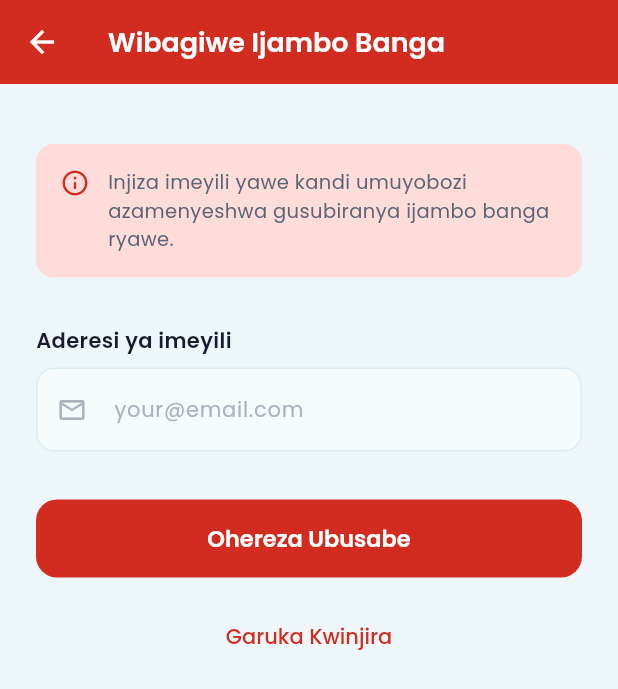
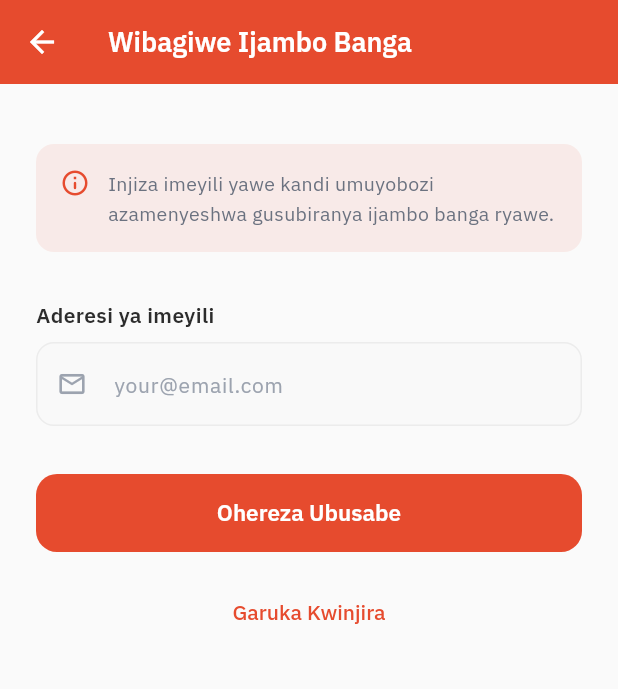
Before and after one commit to Nelkeasha/HIV-TB-Mobile, a Flutter app: the screen it shows after launch, after a tap on "FR", after a tap on "RW", after a tap on "Wibagiwe ijambo banga?", on a phone screen of 412 x 824 dp. Shown: the top 689 px of the screen. Run offline on Flutter 3.47's test engine with Material 3 defaults, Android fonts, the phone set to English and light mode, and no system bars; our stand-ins replace connectivity_plus, dio, firebase_core, firebase_messaging, fl_chart, flutter_local_notifications and 6 more; accounts and stored records are empty; network calls fail.

Commit message:
Apply DMC design system tokens to Flutter app

```diff
--- a/lib/core/constants/app_colors.dart
+++ b/lib/core/constants/app_colors.dart
@@ -1,56 +1,58 @@
 import 'package:flutter/material.dart';
 
 abstract class AppColors {
-  // Primary brand — DMC Red
-  static const Color primary = Color(0xFFD12C1F);
-  static const Color primaryDark = Color(0xFF8B1A11);
-  static const Color primaryLight = Color(0xFFF07068);
-  static const Color primaryContainer = Color(0xFFFDDCDA);
+  // Primary brand — DMC coral-orange
+  static const Color primary          = Color(0xFFE64B2E); // brand #E64B2E
+  static const Color primaryDark      = Color(0xFFC73E22); // brand-deep: hover/emphasis
+  static const Color brandBrown       = Color(0xFF9C3219); // brand-brown: gravitas/headings
+  static const Color primaryMid       = Color(0xFFC73E22); // alias for brand-deep
+  static const Color primaryLight     = Color(0xFFF07256); // brand-light: softer accent
+  static const Color primaryContainer = Color(0x17E64B2E); // brand-tint: rgba(230,75,46,0.09)
 
-  // Accent — Warm Coral
-  static const Color accent = Color(0xFFE29578);
-  static const Color accentLight = Color(0xFFFFDDD2);
+  // Accent
+  static const Color accent      = Color(0xFFF07256);
+  static const Color accentLight = Color(0x17E64B2E);
 
   // Backgrounds
-  static const Color background = Color(0xFFEDF6F9);
-  static const Color surface = Color(0xFFFFFFFF);
-  static const Color surfaceVariant = Color(0xFFF5FAFB);
-  static const Color divider = Color(0xFFDCECF0);
+  static const Color background     = Color(0xFFFAFAFA);
+  static const Color surface        = Color(0xFFFFFFFF);
+  static const Color surfaceVariant = Color(0xFFF9F9F9);
+  static const Color divider        = Color(0xFFECECEC);
 
   // Text
-  static const Color textPrimary = Color(0xFF1A1A2E);
-  static const Color textSecondary = Color(0xFF5A6474);
-  static const Color textHint = Color(0xFFAAB4BC);
+  static const Color textPrimary   = Color(0xFF2C2C2C);
+  static const Color textSecondary = Color(0xFF6B7280);
+  static const Color textHint      = Color(0xFF9CA3AF);
   static const Color textOnPrimary = Color(0xFFFFFFFF);
 
   // Risk levels
-  static const Color riskLow = Color(0xFF27AE60);
-  static const Color riskLowBg = Color(0xFFEAF7EF);
-  static const Color riskModerate = Color(0xFFF39C12);
-  static const Color riskModerateBg = Color(0xFFFEF9EC);
-  static const Color riskHigh = Color(0xFFE67E22);
-  static const Color riskHighBg = Color(0xFFFDF0E3);
-  static const Color riskCritical = Color(0xFFC0392B);
-  static const Color riskCriticalBg = Color(0xFFFAEAE8);
+  static const Color riskLow        = Color(0xFF2E7D32);
+  static const Color riskLowBg      = Color(0xFFE8F5E9);
+  static const Color riskModerate   = Color(0xFFB26A00); // warning #B26A00
+  static const Color riskModerateBg = Color(0xFFFFF3CD);
+  static const Color riskHigh       = Color(0xFFE67E22);
+  static const Color riskHighBg     = Color(0xFFFDF0E3);
+  static const Color riskCritical   = Color(0xFFC0392B); // danger #C0392B
+  static const Color riskCriticalBg = Color(0xFFFFEBEE);
 
   // Priority groups
-  static const Color visitToday = Color(0xFFC0392B);
-  static const Color callToday = Color(0xFFF39C12);
-  static const Color stable = Color(0xFF27AE60);
+  static const Color visitToday = Color(0xFFC0392B); // danger
+  static const Color callToday  = Color(0xFFB26A00); // warning
+  static const Color stable     = Color(0xFF2E7D32); // success
 
   // Status
-  static const Color success = Color(0xFF27AE60);
-  static const Color warning = Color(0xFFF39C12);
-  static const Color error = Color(0xFFE74C3C);
-  static const Color info = Color(0xFF2980B9);
+  static const Color success = Color(0xFF2E7D32);
+  static const Color warning = Color(0xFFB26A00); // #B26A00 (not amber #F59E0B)
+  static const Color error   = Color(0xFFC0392B); // #C0392B (not #D32F2F)
+  static const Color info    = Color(0xFF1565C0);
 
   // Stock alert
-  static const Color stockOk = Color(0xFF27AE60);
-  static const Color stockWarning = Color(0xFFF39C12);
+  static const Color stockOk       = Color(0xFF2E7D32);
+  static const Color stockWarning  = Color(0xFFB26A00);
   static const Color stockCritical = Color(0xFFC0392B);
 
-  // Gradient stops
-  static const Color gradientStart = Color(0xFFD12C1F);
-  static const Color gradientEnd = Color(0xFF8B1A11);
-  static const Color gradientAccent = Color(0xFFF07068);
+  // Gradient stops — brand orange → brand-brown
+  static const Color gradientStart  = Color(0xFFE64B2E);
+  static const Color gradientEnd    = Color(0xFF9C3219);
+  static const Color gradientAccent = Color(0xFFF07256);
 }
--- a/lib/core/offline/failed_action_db.dart
+++ b/lib/core/offline/failed_action_db.dart
@@ -1,4 +1,5 @@
 import 'dart:convert';
+import 'package:flutter/foundation.dart';
 import 'package:path/path.dart';
 import 'package:sqflite/sqflite.dart';
 import 'pending_action_db.dart' show PendingActionType, PendingActionTypeX;
@@ -45,6 +46,7 @@ class FailedActionDb {
   static Database? _db;
 
   static Future<Database> _open() async {
+    if (kIsWeb) throw UnsupportedError('FailedActionDb not available on web');
     if (_db != null) return _db!;
     final dir = await getDatabasesPath();
     _db = await openDatabase(
@@ -64,23 +66,27 @@ class FailedActionDb {
   }
 
   static Future<void> add(FailedAction action) async {
+    if (kIsWeb) return;
     final db = await _open();
     await db.insert('failed_actions', action._toRow());
   }
 
   static Future<List<FailedAction>> getAll() async {
+    if (kIsWeb) return [];
     final db = await _open();
     final rows = await db.query('failed_actions', orderBy: 'failed_at DESC');
     return rows.map(FailedAction._fromRow).toList();
   }
 
   static Future<int> count() async {
+    if (kIsWeb) return 0;
     final db = await _open();
     final result = await db.rawQuery('SELECT COUNT(*) AS c FROM failed_actions');
     return Sqflite.firstIntValue(result) ?? 0;
   }
 
   static Future<void> dismiss(int id) async {
+    if (kIsWeb) return;
     final db = await _open();
     await db.delete('failed_actions', where: 'id = ?', whereArgs: [id]);
   }
--- a/lib/core/offline/pending_action_db.dart
+++ b/lib/core/offline/pending_action_db.dart
@@ -1,4 +1,5 @@
 import 'dart:convert';
+import 'package:flutter/foundation.dart';
 import 'package:path/path.dart';
 import 'package:sqflite/sqflite.dart';
 
@@ -59,6 +60,7 @@ class PendingActionDb {
   static const _maxRetries = 8;
 
   static Future<Database> _open() async {
+    if (kIsWeb) throw UnsupportedError('PendingActionDb not available on web');
     if (_db != null) return _db!;
     final dir = await getDatabasesPath();
     _db = await openDatabase(
@@ -79,29 +81,34 @@ class PendingActionDb {
   }
 
   static Future<void> enqueue(PendingAction action) async {
+    if (kIsWeb) return;
     final db = await _open();
     await db.insert('pending_actions', action._toRow());
   }
 
   static Future<List<PendingAction>> getAll() async {
+    if (kIsWeb) return [];
     final db = await _open();
     final rows = await db.query('pending_actions', orderBy: 'created_at ASC');
     return rows.map(PendingAction._fromRow).toList();
   }
 
   static Future<int> count() async {
+    if (kIsWeb) return 0;
     final db = await _open();
     final result = await db.rawQuery('SELECT COUNT(*) AS c FROM pending_actions');
     return Sqflite.firstIntValue(result) ?? 0;
   }
 
   static Future<void> remove(int id) async {
+    if (kIsWeb) return;
     final db = await _open();
     await db.delete('pending_actions', where: 'id = ?', whereArgs: [id]);
   }
 
   /// Returns true if the action has exceeded its retry budget and was dropped.
   static Future<bool> recordFailureAndMaybeDrop(int id, int currentRetryCount) async {
+    if (kIsWeb) return false;
     final db = await _open();
     if (currentRetryCount + 1 >= _maxRetries) {
       await db.delete('pending_actions', where: 'id = ?', whereArgs: [id]);
--- a/lib/core/offline/sync_manager.dart
+++ b/lib/core/offline/sync_manager.dart
@@ -1,5 +1,6 @@
 import 'dart:async';
 import 'package:connectivity_plus/connectivity_plus.dart';
+import 'package:flutter/foundation.dart';
 import 'package:dio/dio.dart';
 import 'package:flutter_riverpod/flutter_riverpod.dart';
 import '../network/api_client.dart';
@@ -83,6 +84,7 @@ class SyncManager {
   SyncManager(this._ref);
 
   void start() {
+    if (kIsWeb) return; // sqflite offline queue not supported on web
     _refreshCount();
     _periodicTimer = Timer.periodic(const Duration(seconds: 60), (_) => flush());
     _connectivitySub = Connectivity().onConnectivityChanged.listen((results) {
--- a/lib/core/theme/app_theme.dart
+++ b/lib/core/theme/app_theme.dart
@@ -40,36 +40,36 @@ abstract class AppTheme {
       scaffoldBackgroundColor: AppColors.background,
     );
 
-    final textTheme = GoogleFonts.poppinsTextTheme(base.textTheme).copyWith(
-      displayLarge: GoogleFonts.poppins(
+    final textTheme = GoogleFonts.ibmPlexSansTextTheme(base.textTheme).copyWith(
+      displayLarge: GoogleFonts.ibmPlexSans(
           fontSize: 32, fontWeight: FontWeight.w700, color: AppColors.textPrimary),
-      displayMedium: GoogleFonts.poppins(
+      displayMedium: GoogleFonts.ibmPlexSans(
           fontSize: 28, fontWeight: FontWeight.w700, color: AppColors.textPrimary),
-      displaySmall: GoogleFonts.poppins(
+      displaySmall: GoogleFonts.ibmPlexSans(
           fontSize: 24, fontWeight: FontWeight.w600, color: AppColors.textPrimary),
-      headlineLarge: GoogleFonts.poppins(
+      headlineLarge: GoogleFonts.ibmPlexSans(
           fontSize: 22, fontWeight: FontWeight.w600, color: AppColors.textPrimary),
-      headlineMedium: GoogleFonts.poppins(
+      headlineMedium: GoogleFonts.ibmPlexSans(
           fontSize: 20, fontWeight: FontWeight.w600, color: AppColors.textPrimary),
-      headlineSmall: GoogleFonts.poppins(
+      headlineSmall: GoogleFonts.ibmPlexSans(
           fontSize: 18, fontWeight: FontWeight.w600, color: AppColors.textPrimary),
-      titleLarge: GoogleFonts.poppins(
+      titleLarge: GoogleFonts.ibmPlexSans(
           fontSize: 16, fontWeight: FontWeight.w600, color: AppColors.textPrimary),
-      titleMedium: GoogleFonts.poppins(
+      titleMedium: GoogleFonts.ibmPlexSans(
           fontSize: 15, fontWeight: FontWeight.w500, color: AppColors.textPrimary),
-      titleSmall: GoogleFonts.poppins(
+      titleSmall: GoogleFonts.ibmPlexSans(
           fontSize: 14, fontWeight: FontWeight.w500, color: AppColors.textSecondary),
-      bodyLarge: GoogleFonts.poppins(
+      bodyLarge: GoogleFonts.ibmPlexSans(
           fontSize: 16, fontWeight: FontWeight.w400, color: AppColors.textPrimary),
-      bodyMedium: GoogleFonts.poppins(
+      bodyMedium: GoogleFonts.ibmPlexSans(
           fontSize: 14, fontWeight: FontWeight.w400, color: AppColors.textPrimary),
-      bodySmall: GoogleFonts.poppins(
+      bodySmall: GoogleFonts.ibmPlexSans(
           fontSize: 12, fontWeight: FontWeight.w400, color: AppColors.textSecondary),
-      labelLarge: GoogleFonts.poppins(
+      labelLarge: GoogleFonts.ibmPlexSans(
           fontSize: 14, fontWeight: FontWeight.w600, color: AppColors.textOnPrimary),
-      labelMedium: GoogleFonts.poppins(
+      labelMedium: GoogleFonts.ibmPlexSans(
           fontSize: 12, fontWeight: FontWeight.w500, color: AppColors.textSecondary),
-      labelSmall: GoogleFonts.poppins(
+      labelSmall: GoogleFonts.ibmPlexSans(
           fontSize: 11, fontWeight: FontWeight.w500, color: AppColors.textHint),
     );
 
@@ -81,7 +81,7 @@ abstract class AppTheme {
         elevation: 0,
         scrolledUnderElevation: 0,
         centerTitle: false,
-        titleTextStyle: GoogleFonts.poppins(
+        titleTextStyle: GoogleFonts.ibmPlexSans(
             fontSize: 18, fontWeight: FontWeight.w600, color: Colors.white),
         systemOverlayStyle: const SystemUiOverlayStyle(
           statusBarColor: Colors.transparent,
@@ -101,7 +101,7 @@ abstract class AppTheme {
           elevation: 0,
           minimumSize: const Size(double.infinity, 52),
           shape: RoundedRectangleBorder(borderRadius: BorderRadius.circular(14)),
-          textStyle: GoogleFonts.poppins(fontSize: 15, fontWeight: FontWeight.w600),
+          textStyle: GoogleFonts.ibmPlexSans(fontSize: 15, fontWeight: FontWeight.w600),
         ),
       ),
       outlinedButtonTheme: OutlinedButtonThemeData(
@@ -110,13 +110,13 @@ abstract class AppTheme {
           side: const BorderSide(color: AppColors.primary, width: 1.5),
           minimumSize: const Size(double.infinity, 52),
           shape: RoundedRectangleBorder(borderRadius: BorderRadius.circular(14)),
-          textStyle: GoogleFonts.poppins(fontSize: 15, fontWeight: FontWeight.w600),
+          textStyle: GoogleFonts.ibmPlexSans(fontSize: 15, fontWeight: FontWeight.w600),
         ),
       ),
       textButtonTheme: TextButtonThemeData(
         style: TextButton.styleFrom(
           foregroundColor: AppColors.primary,
-          textStyle: GoogleFonts.poppins(fontSize: 14, fontWeight: FontWeight.w500),
+          textStyle: GoogleFonts.ibmPlexSans(fontSize: 14, fontWeight: FontWeight.w500),
         ),
       ),
       inputDecorationTheme: InputDecorationTheme(
@@ -144,13 +144,13 @@ abstract class AppTheme {
           borderRadius: BorderRadius.circular(12),
           borderSide: const BorderSide(color: AppColors.error, width: 2),
         ),
-        hintStyle: GoogleFonts.poppins(color: AppColors.textHint, fontSize: 14),
+        hintStyle: GoogleFonts.ibmPlexSans(color: AppColors.textHint, fontSize: 14),
         labelStyle:
-            GoogleFonts.poppins(color: AppColors.textSecondary, fontSize: 14),
+            GoogleFonts.ibmPlexSans(color: AppColors.textSecondary, fontSize: 14),
       ),
       chipTheme: ChipThemeData(
         backgroundColor: AppColors.surfaceVariant,
-        labelStyle: GoogleFonts.poppins(fontSize: 12, fontWeight: FontWeight.w500),
+        labelStyle: GoogleFonts.ibmPlexSans(fontSize: 12, fontWeight: FontWeight.w500),
         shape: RoundedRectangleBorder(borderRadius: BorderRadius.circular(20)),
         padding: const EdgeInsets.symmetric(horizontal: 12, vertical: 4),
       ),
@@ -169,12 +169,12 @@ abstract class AppTheme {
         shadowColor: Colors.black.withValues(alpha: 0.08),
         labelTextStyle: WidgetStateProperty.resolveWith((states) {
           if (states.contains(WidgetState.selected)) {
-            return GoogleFonts.poppins(
+            return GoogleFonts.ibmPlexSans(
                 fontSize: 11,
                 fontWeight: FontWeight.w600,
                 color: AppColors.primary);
           }
-          return GoogleFonts.poppins(
+          return GoogleFonts.ibmPlexSans(
               fontSize: 11,
               fontWeight: FontWeight.w400,
               color: AppColors.textHint);
@@ -190,7 +190,7 @@ abstract class AppTheme {
       snackBarTheme: SnackBarThemeData(
         backgroundColor: AppColors.textPrimary,
         contentTextStyle:
-            GoogleFonts.poppins(color: Colors.white, fontSize: 13),
+            GoogleFonts.ibmPlexSans(color: Colors.white, fontSize: 13),
         behavior: SnackBarBehavior.floating,
         shape: RoundedRectangleBorder(borderRadius: BorderRadius.circular(10)),
       ),
--- a/lib/features/auth/presentation/screens/login_screen.dart
+++ b/lib/features/auth/presentation/screens/login_screen.dart
@@ -110,27 +110,35 @@ class _LoginScreenState extends ConsumerState<LoginScreen>
                     crossAxisAlignment: CrossAxisAlignment.start,
                     mainAxisAlignment: MainAxisAlignment.center,
                     children: [
-                      // Logo
+                      // DMC Logo
                       Container(
-                        padding: const EdgeInsets.all(12),
+                        padding: const EdgeInsets.symmetric(
+                            horizontal: 18, vertical: 10),
                         decoration: BoxDecoration(
-                          color: Colors.white.withValues(alpha: 0.15),
-                          borderRadius: BorderRadius.circular(16),
+                          color: Colors.white,
+                          borderRadius: BorderRadius.circular(14),
+                          boxShadow: [
+                            BoxShadow(
+                              color: Colors.black.withValues(alpha: 0.12),
+                              blurRadius: 16,
+                              offset: const Offset(0, 4),
+                            ),
+                          ],
                         ),
-                        child: const Icon(
-                          Icons.medical_services_rounded,
-                          size: 28,
-                          color: Colors.white,
+                        child: Image.asset(
+                          'assets/images/dmc_logo.png',
+                          width: 160,
+                          fit: BoxFit.contain,
                         ),
                       ),
-                      const SizedBox(height: 10),
+                      const SizedBox(height: 14),
                       const Text(
-                        'HIV/TB\nMonitor',
+                        'HIV/TB\nMonitoring System',
                         style: TextStyle(
                           color: Colors.white,
-                          fontSize: 32,
+                          fontSize: 26,
                           fontWeight: FontWeight.w700,
-                          height: 1.1,
+                          height: 1.15,
                         ),
                       ),
                       const SizedBox(height: 6),
--- a/lib/features/auth/presentation/screens/splash_screen.dart
+++ b/lib/features/auth/presentation/screens/splash_screen.dart
@@ -104,40 +104,43 @@ class _SplashScreenState extends ConsumerState<SplashScreen>
                     child: Column(
                       mainAxisSize: MainAxisSize.min,
                       children: [
-                        // Logo
+                        // DMC Logo on white rounded card
                         Container(
-                          width: 100,
-                          height: 100,
+                          padding: const EdgeInsets.symmetric(
+                              horizontal: 24, vertical: 14),
                           decoration: BoxDecoration(
-                            color: Colors.white.withValues(alpha: 0.18),
-                            borderRadius: BorderRadius.circular(28),
-                            border: Border.all(
-                              color: Colors.white.withValues(alpha: 0.3),
-                              width: 1.5,
-                            ),
+                            color: Colors.white,
+                            borderRadius: BorderRadius.circular(20),
+                            boxShadow: [
+                              BoxShadow(
+                                color: Colors.black.withValues(alpha: 0.15),
+                                blurRadius: 24,
+                                offset: const Offset(0, 8),
+                              ),
+                            ],
                           ),
-                          child: const Icon(
-                            Icons.medical_services_rounded,
-                            size: 52,
-                            color: Colors.white,
+                          child: Image.asset(
+                            'assets/images/dmc_logo.png',
+                            width: 180,
+                            fit: BoxFit.contain,
                           ),
                         ),
                         const SizedBox(height: 28),
                         const Text(
-                          'HIV/TB Monitor',
+                          'HIV/TB Monitoring System',
                           style: TextStyle(
                             color: Colors.white,
-                            fontSize: 30,
+                            fontSize: 20,
                             fontWeight: FontWeight.w700,
-                            letterSpacing: 0.5,
+                            letterSpacing: 0.2,
                           ),
                         ),
-                        const SizedBox(height: 8),
+                        const SizedBox(height: 6),
                         Text(
-                          'Dream Medical Center, Rwanda',
+                          'Kigali, Rwanda',
                           style: TextStyle(
-                            color: Colors.white.withValues(alpha: 0.8),
-                            fontSize: 14,
+                            color: Colors.white.withValues(alpha: 0.75),
+                            fontSize: 13,
                             fontWeight: FontWeight.w400,
                           ),
                         ),
```
Also changed, not shown: assets/images/dmc_logo.png (added).
